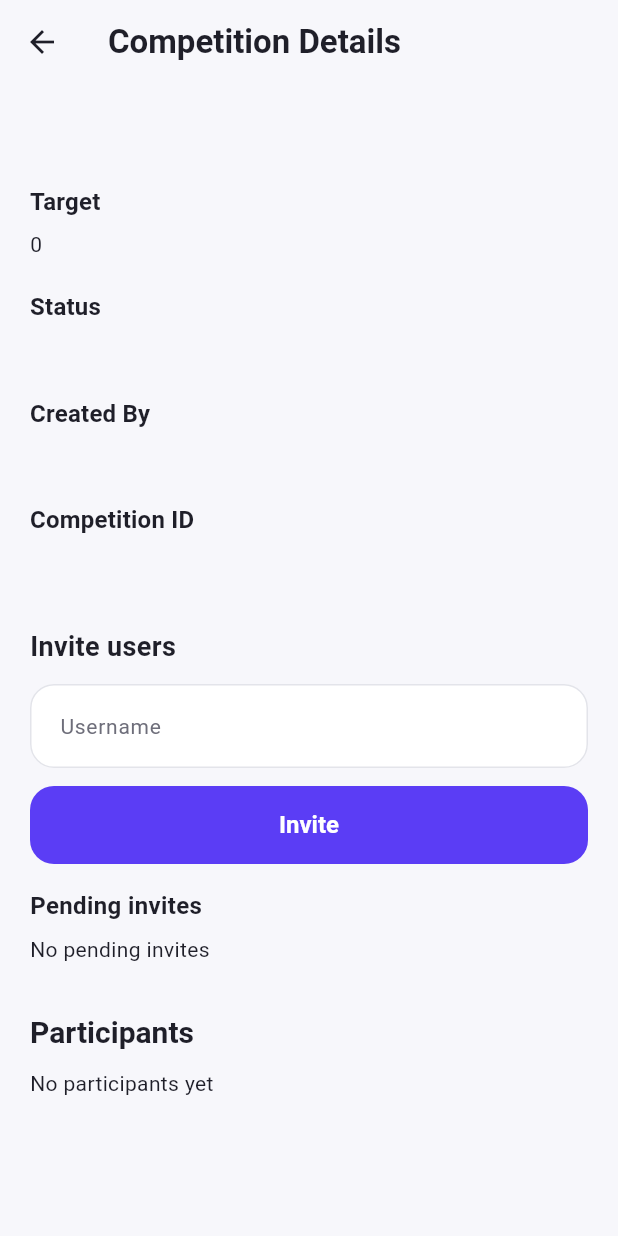
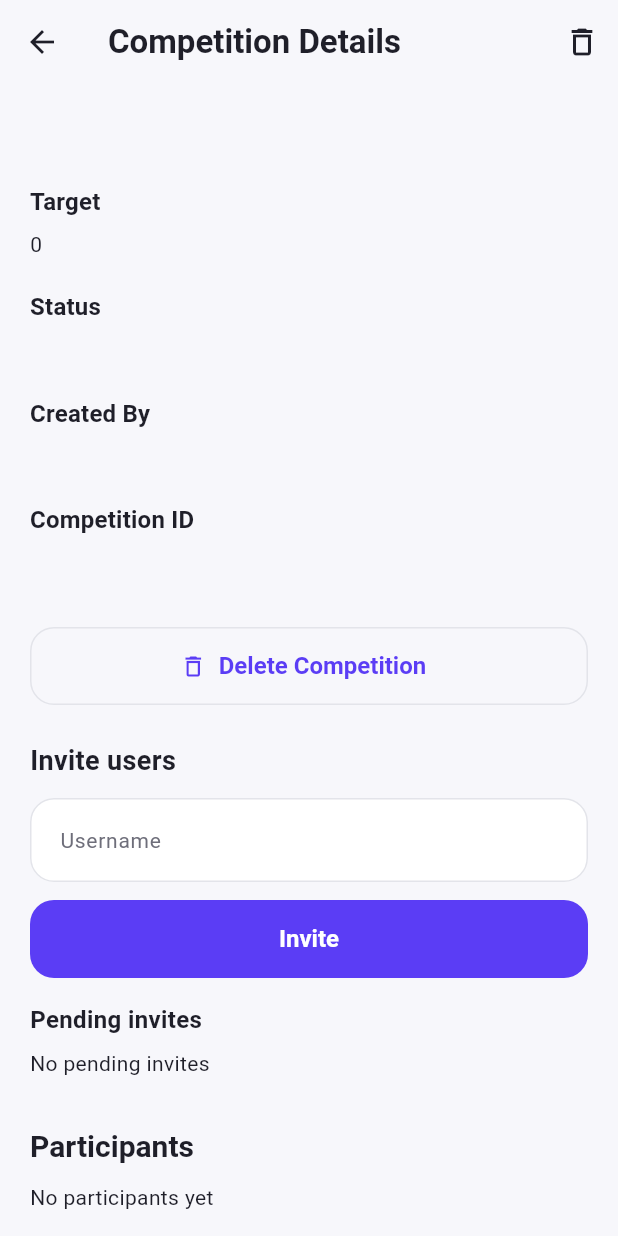
Before and after one commit to oriNesher/havruta, a Flutter app: the CompetitionDetailsScreen screen opened directly with empty values, on a phone screen of 412 x 824 dp. Run offline on Flutter 3.47's test engine with Material 3 defaults, Android fonts, the phone set to English and light mode, and no system bars; our stand-ins replace cloud_firestore, firebase_auth, firebase_core, firebase_messaging; accounts and stored records are empty.

Commit message:
add delete competition button in competition details page

```diff
--- a/lib/competition_details_screen.dart
+++ b/lib/competition_details_screen.dart
@@ -5,7 +5,7 @@ import 'package:cloud_firestore/cloud_firestore.dart';
 import 'services/firestore_service.dart';
 import 'competition_invite_section.dart';
 
-class CompetitionDetailsScreen extends StatelessWidget {
+class CompetitionDetailsScreen extends StatefulWidget {
   final String competitionId;
   final String title;
   final String description;
@@ -26,13 +26,88 @@ class CompetitionDetailsScreen extends StatelessWidget {
   });
 
   @override
+  State<CompetitionDetailsScreen> createState() =>
+      _CompetitionDetailsScreenState();
+}
+
+class _CompetitionDetailsScreenState extends State<CompetitionDetailsScreen> {
+  final FirestoreService firestoreService = FirestoreService();
+  bool _isDeleting = false;
+
+  Future<void> _confirmAndDeleteCompetition() async {
+    final shouldDelete = await showDialog<bool>(
+      context: context,
+      builder: (dialogContext) {
+        return AlertDialog(
+          title: const Text('Delete Competition'),
+          content: const Text(
+            'Are you sure you want to delete this competition? This action cannot be undone.',
+          ),
+          actions: [
+            TextButton(
+              onPressed: () => Navigator.of(dialogContext).pop(false),
+              child: const Text('Cancel'),
+            ),
+            FilledButton(
+              onPressed: () => Navigator.of(dialogContext).pop(true),
+              child: const Text('Delete'),
+            ),
+          ],
+        );
+      },
+    );
+
+    if (shouldDelete != true) return;
+
+    setState(() {
+      _isDeleting = true;
+    });
+
+    try {
+      await firestoreService.deleteCompetition(widget.competitionId);
+
+      if (!mounted) return;
+
+      Navigator.of(context).pop();
+
+      ScaffoldMessenger.of(context).showSnackBar(
+        const SnackBar(content: Text('Competition deleted successfully')),
+      );
+    } catch (e) {
+      if (!mounted) return;
+
+      setState(() {
+        _isDeleting = false;
+      });
+
+      ScaffoldMessenger.of(context).showSnackBar(
+        SnackBar(content: Text('Failed to delete competition: $e')),
+      );
+    }
+  }
+
+  @override
   Widget build(BuildContext context) {
     final user = FirebaseAuth.instance.currentUser;
-    final firestoreService = FirestoreService();
+    final isCreator = user != null && user.uid == widget.createdBy;
 
     return Scaffold(
       appBar: AppBar(
         title: const Text('Competition Details'),
+        actions: [
+          if (isCreator)
+            IconButton(
+              onPressed: _isDeleting ? null : _confirmAndDeleteCompetition,
+              icon: _isDeleting
+                  ? const SizedBox(
+                      width: 20,
+                      height: 20,
+                      child: CircularProgressIndicator(strokeWidth: 2),
+                    )
+                  : const Icon(Icons.delete_outline),
+              tooltip: 'Delete Competition',
+            ),
+        ],
       ),
       body: SafeArea(
         child: SingleChildScrollView(
@@ -41,35 +116,29 @@ class CompetitionDetailsScreen extends StatelessWidget {
             crossAxisAlignment: CrossAxisAlignment.start,
             children: [
               Text(
-                title,
+                widget.title,
                 style: Theme.of(context).textTheme.headlineMedium,
               ),
               const SizedBox(height: 16),
 
-              if (description.isNotEmpty) ...[
+              if (widget.description.isNotEmpty) ...[
                 Text(
                   'Description',
                   style: Theme.of(context).textTheme.titleMedium,
                 ),
                 const SizedBox(height: 6),
-                Text(description),
+                Text(widget.description),
                 const SizedBox(height: 20),
               ],
 
-              Text(
-                'Target',
-                style: Theme.of(context).textTheme.titleMedium,
-              ),
+              Text('Target', style: Theme.of(context).textTheme.titleMedium),
               const SizedBox(height: 6),
-              Text('$targetNumber $unit'),
+              Text('${widget.targetNumber} ${widget.unit}'),
               const SizedBox(height: 20),
 
-              Text(
-                'Status',
-                style: Theme.of(context).textTheme.titleMedium,
-              ),
+              Text('Status', style: Theme.of(context).textTheme.titleMedium),
               const SizedBox(height: 6),
-              Text(status),
+              Text(widget.status),
               const SizedBox(height: 20),
 
               Text(
@@ -77,7 +146,26 @@ class CompetitionDetailsScreen extends StatelessWidget {
                 style: Theme.of(context).textTheme.titleMedium,
               ),
               const SizedBox(height: 6),
-              Text(createdBy),
+              FutureBuilder<String?>(
+                future: firestoreService.getUsernameByUid(widget.createdBy),
+                builder: (context, snapshot) {
+                  if (snapshot.connectionState == ConnectionState.waiting) {
+                    return const Text('Loading...');
+                  }
+
+                  if (snapshot.hasError) {
+                    return Text(widget.createdBy);
+                  }
+
+                  final username = snapshot.data;
+
+                  return Text(
+                    username != null && username.isNotEmpty
+                        ? username
+                        : widget.createdBy,
+                  );
+                },
+              ),
               const SizedBox(height: 20),
 
               Text(
@@ -85,13 +173,35 @@ class CompetitionDetailsScreen extends StatelessWidget {
                 style: Theme.of(context).textTheme.titleMedium,
               ),
               const SizedBox(height: 6),
-              Text(competitionId),
+              Text(widget.competitionId),
               const SizedBox(height: 32),
+
+              if (isCreator) ...[
+                SizedBox(
+                  width: double.infinity,
+                  child: OutlinedButton.icon(
+                    onPressed: _isDeleting
+                        ? null
+                        : _confirmAndDeleteCompetition,
+                    icon: _isDeleting
+                        ? const SizedBox(
+                            width: 18,
+                            height: 18,
+                            child: CircularProgressIndicator(strokeWidth: 2),
+                          )
+                        : const Icon(Icons.delete_outline),
+                    label: Text(
+                      _isDeleting ? 'Deleting...' : 'Delete Competition',
+                    ),
+                  ),
+                ),
+                const SizedBox(height: 24),
+              ],
 
               if (user != null) ...[
                 CompetitionInviteSection(
-                  competitionId: competitionId,
-                  competitionTitle: title,
+                  competitionId: widget.competitionId,
+                  competitionTitle: widget.title,
                   currentUserUid: user.uid,
                 ),
                 const SizedBox(height: 32),
@@ -105,15 +215,13 @@ class CompetitionDetailsScreen extends StatelessWidget {
 
               StreamBuilder<QuerySnapshot<Map<String, dynamic>>>(
                 stream: firestoreService.getCompetitionParticipants(
-                  competitionId,
+                  widget.competitionId,
                 ),
                 builder: (context, snapshot) {
                   if (snapshot.connectionState == ConnectionState.waiting) {
                     return const Padding(
                       padding: EdgeInsets.symmetric(vertical: 20),
-                      child: Center(
-                        child: CircularProgressIndicator(),
-                      ),
+                      child: Center(child: CircularProgressIndicator()),
                     );
                   }
 
@@ -141,12 +249,13 @@ class CompetitionDetailsScreen extends StatelessWidget {
                       final uid = participant['uid'] ?? '';
                       final progress = participant['progress'] ?? 0;
 
-                      final displayName =
-                          username.toString().isNotEmpty ? username : uid;
+                      final displayName = username.toString().isNotEmpty
+                          ? username
+                          : uid;
                       final isMe = user != null && uid == user.uid;
 
-                      final value = targetNumber > 0
-                          ? (progress / targetNumber).clamp(0.0, 1.0)
+                      final value = widget.targetNumber > 0
+                          ? (progress / widget.targetNumber).clamp(0.0, 1.0)
                           : 0.0;
 
                       return Container(
@@ -154,13 +263,12 @@ class CompetitionDetailsScreen extends StatelessWidget {
                         padding: const EdgeInsets.all(12),
                         decoration: BoxDecoration(
                           color: isMe
-                              ? Theme.of(context)
-                                  .colorScheme
-                                  .primary
-                                  .withOpacity(0.08)
-                              : Theme.of(context)
-                                  .colorScheme
-                                  .surfaceContainerHighest,
+                              ? Theme.of(
+                                  context,
+                                ).colorScheme.primary.withOpacity(0.08)
+                              : Theme.of(
+                                  context,
+                                ).colorScheme.surfaceContainerHighest,
                           borderRadius: BorderRadius.circular(12),
                         ),
                         child: Column(
@@ -178,7 +286,7 @@ class CompetitionDetailsScreen extends StatelessWidget {
                                   ),
                                 ),
                                 Text(
-                                  '$progress / $targetNumber',
+                                  '$progress / ${widget.targetNumber}',
                                   style: const TextStyle(
                                     fontWeight: FontWeight.w600,
                                   ),
--- a/pubspec.yaml
+++ b/pubspec.yaml
@@ -16,7 +16,7 @@ publish_to: 'none' # Remove this line if you wish to publish to pub.dev
 # https://developer.apple.com/library/archive/documentation/General/Reference/InfoPlistKeyReference/Articles/CoreFoundationKeys.html
 # In Windows, build-name is used as the major, minor, and patch parts
 # of the product and file versions while build-number is used as the build suffix.
-version: 1.0.0+1
+version: 1.0.1+2
 
 environment:
   sdk: ^3.9.2
```
Also changed, not shown: dev journal.txt (+19 -1 lines), lib/services/firestore_service.dart (+34 -0 lines).
